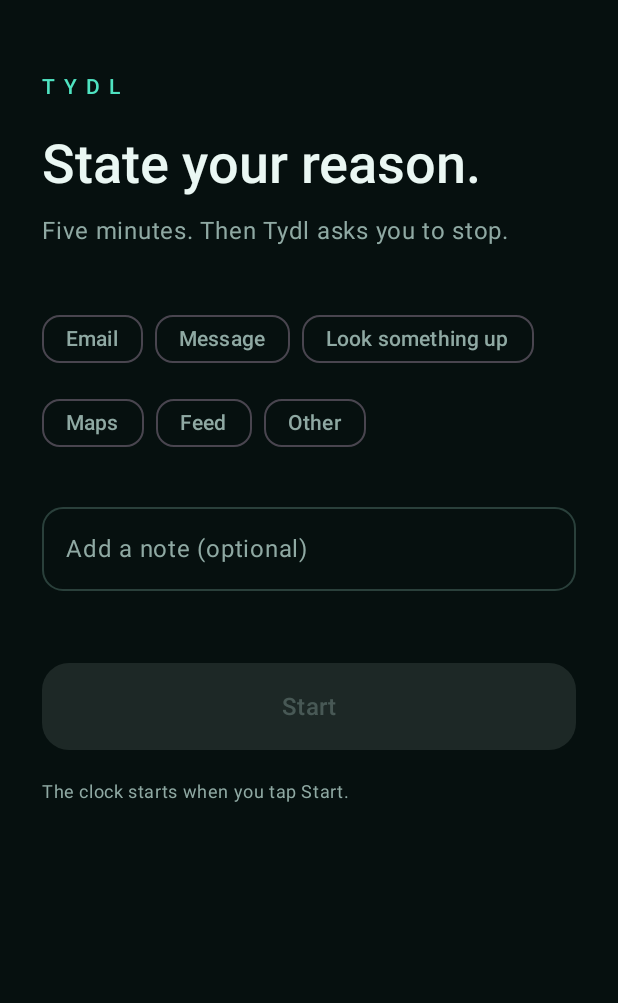
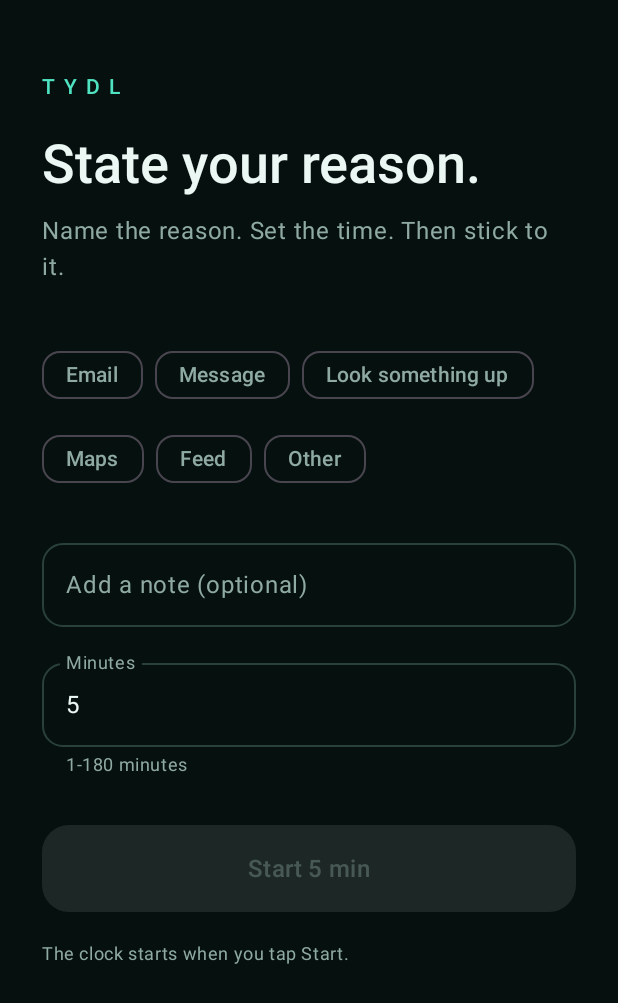
Before and after one commit to SerAbin1/tydl, an Android app built with Jetpack Compose: the PromptActivity screen opened directly, with no data from a screen before it, on a phone screen of 412 x 824 dp. Shown: the top 1003 px of the screen. Run offline under Robolectric (Android 15) with nearby library versions, the phone set to English and light mode, and no system bars.

Commit message:
feat: close v0.1 spec gaps for reason/time and done lock
- Prompt for user-entered session minutes instead of hardcoded 5 min
- Plumb minutes through GuardEvent/GuardService and clamp in Session
- Lock screen on "I'm done" via device admin (DevicePolicyManager.lockNow)
- Add device admin setup/status in MainActivity and document requirement in daybook

```diff
--- a/app/src/main/java/io/github/serabin1/tydl/ui/ExpiryActivity.kt
+++ b/app/src/main/java/io/github/serabin1/tydl/ui/ExpiryActivity.kt
@@ -32,6 +32,7 @@ import androidx.compose.ui.unit.sp
 import io.github.serabin1.tydl.data.GuardStore
 import io.github.serabin1.tydl.domain.Session
 import io.github.serabin1.tydl.guard.GuardService
+import io.github.serabin1.tydl.guard.LockAdminReceiver
 import io.github.serabin1.tydl.ui.theme.Foam
 import io.github.serabin1.tydl.ui.theme.Ink
 import io.github.serabin1.tydl.ui.theme.Mist
@@ -62,6 +63,7 @@ class ExpiryActivity : ComponentActivity() {
                         now = System.currentTimeMillis(),
                         onDone = {
                             GuardService.end(this)
+                            LockAdminReceiver.lockScreen(this)
                             finish()
                         },
                         onExtend = {
--- a/app/src/main/java/io/github/serabin1/tydl/ui/PromptActivity.kt
+++ b/app/src/main/java/io/github/serabin1/tydl/ui/PromptActivity.kt
@@ -21,6 +21,7 @@ import androidx.compose.foundation.layout.safeDrawing
 import androidx.compose.foundation.layout.windowInsetsPadding
 import androidx.compose.foundation.rememberScrollState
 import androidx.compose.foundation.shape.RoundedCornerShape
+import androidx.compose.foundation.text.KeyboardOptions
 import androidx.compose.foundation.verticalScroll
 import androidx.compose.material3.Button
 import androidx.compose.material3.ButtonDefaults
@@ -36,8 +37,10 @@ import androidx.compose.runtime.remember
 import androidx.compose.runtime.setValue
 import androidx.compose.ui.Modifier
 import androidx.compose.ui.text.font.FontWeight
+import androidx.compose.ui.text.input.KeyboardType
 import androidx.compose.ui.unit.dp
 import androidx.compose.ui.unit.sp
+import io.github.serabin1.tydl.domain.Session
 import io.github.serabin1.tydl.guard.GuardService
 import io.github.serabin1.tydl.ui.theme.Foam
 import io.github.serabin1.tydl.ui.theme.Ink
@@ -57,8 +60,8 @@ class PromptActivity : ComponentActivity() {
         setContent {
             TydlTheme {
                 PromptScreen(
-                    onStart = { reason ->
-                        GuardService.startSession(this, reason)
+                    onStart = { reason, minutes ->
+                        GuardService.startSession(this, reason, minutes)
                         finish()
                     },
                 )
@@ -78,9 +81,10 @@ private const val OTHER = "Other"
 
 @OptIn(ExperimentalLayoutApi::class)
 @Composable
-fun PromptScreen(onStart: (String) -> Unit) {
+fun PromptScreen(onStart: (String, Int) -> Unit) {
     var selected by remember { mutableStateOf<String?>(null) }
     var note by remember { mutableStateOf("") }
+    var minutesText by remember { mutableStateOf(Session.DEFAULT_MINUTES.toString()) }
 
     val trimmedNote = note.trim()
     val reason = when {
@@ -89,6 +93,8 @@ fun PromptScreen(onStart: (String) -> Unit) {
         trimmedNote.isEmpty() -> selected
         else -> "$selected — $trimmedNote"
     }
+    val minutes = minutesText.toIntOrNull()
+        ?.takeIf { it in Session.MIN_MINUTES..Session.MAX_MINUTES }
 
     Column(
         modifier = Modifier
@@ -115,7 +121,7 @@ fun PromptScreen(onStart: (String) -> Unit) {
         )
         Spacer(Modifier.height(10.dp))
         Text(
-            text = "Five minutes. Then Tydl asks you to stop.",
+            text = "Name the reason. Set the time. Then stick to it.",
             style = MaterialTheme.typography.bodyLarge,
             color = Mist,
         )
@@ -146,10 +152,27 @@ fun PromptScreen(onStart: (String) -> Unit) {
             shape = RoundedCornerShape(14.dp),
             modifier = Modifier.fillMaxWidth(),
         )
-        Spacer(Modifier.height(48.dp))
+        Spacer(Modifier.height(16.dp))
+        OutlinedTextField(
+            value = minutesText,
+            onValueChange = { minutesText = it.filter(Char::isDigit).take(3) },
+            label = { Text("Minutes") },
+            supportingText = {
+                Text("${Session.MIN_MINUTES}-${Session.MAX_MINUTES} minutes")
+            },
+            singleLine = true,
+            keyboardOptions = KeyboardOptions(keyboardType = KeyboardType.Number),
+            shape = RoundedCornerShape(14.dp),
+            modifier = Modifier.fillMaxWidth(),
+        )
+        Spacer(Modifier.height(32.dp))
         Button(
-            onClick = { reason?.let(onStart) },
-            enabled = reason != null,
+            onClick = {
+                val chosenReason = reason ?: return@Button
+                val chosenMinutes = minutes ?: return@Button
+                onStart(chosenReason, chosenMinutes)
+            },
+            enabled = reason != null && minutes != null,
             shape = RoundedCornerShape(18.dp),
             colors = ButtonDefaults.buttonColors(
                 containerColor = Tide,
@@ -160,7 +183,7 @@ fun PromptScreen(onStart: (String) -> Unit) {
                 .height(58.dp),
         ) {
             Text(
-                text = if (reason == null) "Start" else "Start five minutes",
+                text = minutes?.let { "Start $it min" } ?: "Start",
                 style = MaterialTheme.typography.titleMedium,
                 fontWeight = FontWeight.SemiBold,
             )
--- /dev/null
+++ b/app/src/main/res/xml/device_admin_lock.xml
@@ -0,0 +1,6 @@
+<?xml version="1.0" encoding="utf-8"?>
+<device-admin>
+    <uses-policies>
+        <force-lock />
+    </uses-policies>
+</device-admin>
```
Also changed, not shown: app/src/main/AndroidManifest.xml (+12 -0 lines), app/src/main/java/io/github/serabin1/tydl/domain/GuardEngine.kt (+6 -2 lines), app/src/main/java/io/github/serabin1/tydl/domain/Session.kt (+11 -6 lines), app/src/main/java/io/github/serabin1/tydl/guard/GuardService.kt (+8 -2 lines), app/src/main/java/io/github/serabin1/tydl/guard/LockAdminReceiver.kt (added, +44 -0 lines), app/src/main/java/io/github/serabin1/tydl/ui/MainActivity.kt (+35 -1 lines), 2 other files.
